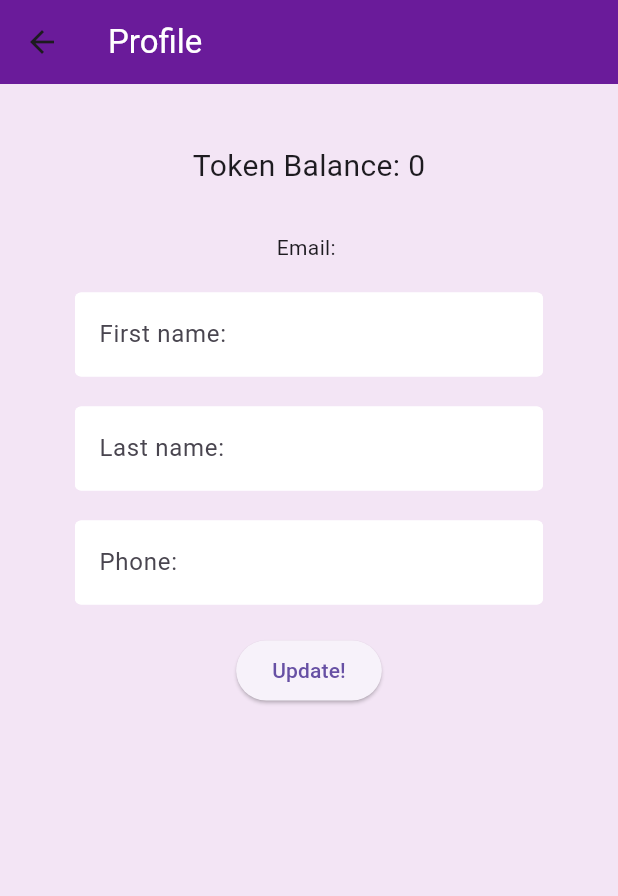
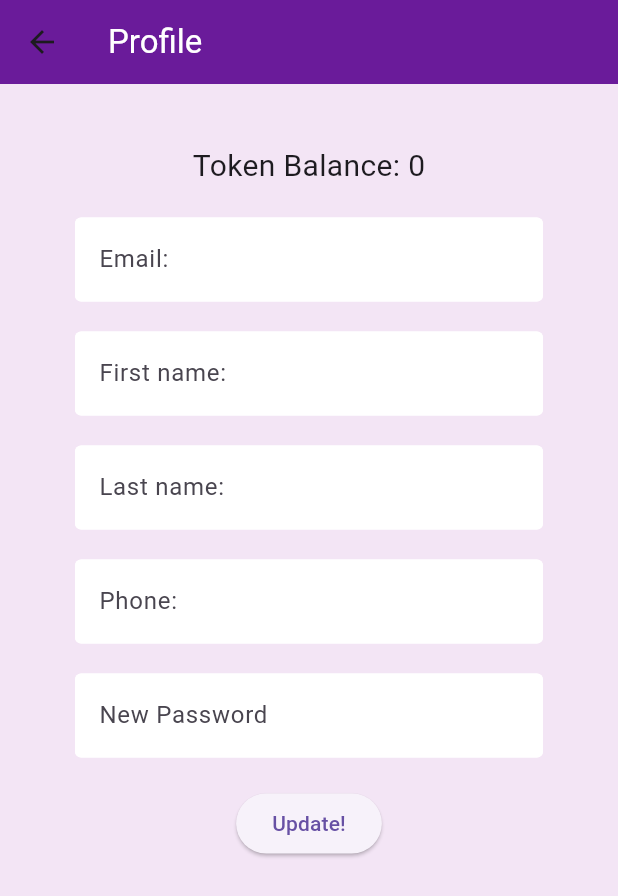
Before and after one commit to mnymkz/Winetopia, a Flutter app: the NewScreen screen opened directly, after a tap on "Update!", on a phone screen of 412 x 824 dp. Shown: the top 896 px of the screen. Run offline on Flutter 3.47's test engine with Material 3 defaults, Android fonts, the phone set to English and light mode, and no system bars; our stand-ins replace cloud_firestore, firebase_auth, firebase_core, flutter_spinkit; missing offline and left inert: nfc_manager; accounts and stored records are empty; network calls fail.

Commit message:
feat: changing email and password
error handling from changing email of firebase auth needed further check

```diff
--- a/lib/screens/profile.dart
+++ b/lib/screens/profile.dart
@@ -25,7 +25,7 @@ class _NewScreenState extends State<NewScreen> {
   bool loading = false;
 
   //text field state
-  //String email = '';
+  String email = '';
   String password = '';
   String fname = '';
   String lname = '';
@@ -59,19 +59,19 @@ class _NewScreenState extends State<NewScreen> {
                   children: <Widget>[
                     SizedBox(height: 20.0,),
                     Text('Token Balance: ${userData?.tokenAmount}', style: TextStyle(fontSize: 20),),
-                    SizedBox(height: 30.0,),
-                    Text('Email: ${userData?.email}'),
-                    // SizedBox(height: 20.0,),
-                    // TextFormField(
-                    //   decoration: textImportDecoration.copyWith(hintText: 'Email: ${userData?.email}'),
-                    //   validator:(val) => val!.isEmpty ? 'Please enter an Email' : null,
-                    //   //every time the text field in the form have a change, this function is triggered
-                    //   onChanged: (val){
-                    //     setState(() {
-                    //       email = val;
-                    //     });
-                    //   },
-                    // ),
+
+                    SizedBox(height: 20.0,),
+                    TextFormField(
+                      decoration: textImportDecoration.copyWith(hintText: 'Email: ${userData?.email}'),
+                      //validator:(val) => val!.isEmpty ? 'Please enter an Email' : null,
+                      //every time the text field in the form have a change, this function is triggered
+                      onChanged: (val){
+                        setState(() {
+                          email = val;
+                        });
+                      },
+                    ),
+
                     SizedBox(height: 20.0,),
                     TextFormField(
                       decoration: textImportDecoration.copyWith(hintText: 'First name: ${userData?.fname}'),
@@ -106,18 +106,19 @@ class _NewScreenState extends State<NewScreen> {
                         });
                       },
                     ),
-                    // Changing password feature will be develope in the future
-                    // SizedBox(height: 20.0,),
-                    // TextFormField(
-                    //   decoration: textImportDecoration.copyWith(hintText: 'New Password'),
-                    //   obscureText: true, //hiding the text (for password)
-                    //   validator:(val) => val!.length < 6 ? 'Your Password needs to be atleast 6 characters' : null,
-                    //   onChanged: (val){
-                    //     setState(() {
-                    //       password = val;
-                    //     });
-                    //   },
-                    // ),
+
+                    SizedBox(height: 20.0,),
+                    TextFormField(
+                      decoration: textImportDecoration.copyWith(hintText: 'New Password'),
+                      obscureText: true, //hiding the text (for password)
+                      validator:(val) => (val!.length < 6 && val.isNotEmpty)? 'Your Password needs to be atleast 6 characters' : null,
+                      onChanged: (val){
+                        setState(() {
+                          password = val;
+                        });
+                      },
+                    ),
+
                     SizedBox(height: 20.0,),
                     ElevatedButton(
                       style: ElevatedButton.styleFrom(
@@ -128,19 +129,81 @@ class _NewScreenState extends State<NewScreen> {
                           setState(() {
                             loading = true;
                           });
-                          if(fname == '')
-                          {
-                            fname = userData!.fname;
+
+                          if(password != ''){
+                            dynamic result_password = await _auth.updatePassword(password);
+                            if(result_password == null){
+                              setState(() {
+                                if(_auth.firebaseErrorCode == 'requires-recent-login'){
+                                  error = 'Changging password requires recent authentication. Please log in again!';
+                                }
+                              });
+                            }
+                            password = '';
                           }
-                          if(lname == '')
-                          {
-                            lname = userData!.lname;
+
+                          if(email != ''){
+                            print('email: ' + email);
+                            //updating email for authentication
+                            dynamic result_email_auth = await _auth.updateEmail(email);
+                            //handling error from firebase auth is not working!
+                            if(result_email_auth == null){
+                              //handling error from firebase response
+                              //for more error type, plz visit: https://firebase.google.com/docs/auth/admin/errors
+                              setState(() {
+                                print(_auth.firebaseErrorCode.toString());
+                                if(_auth.firebaseErrorCode == 'user-token-expried'){
+                                  error = 'Changging Email requires recent authentication. Please log in again!';
+                                }
+                                if(_auth.firebaseErrorCode == 'invalid-email'){
+                                  error = 'Invalid email';
+                                }
+                                else if(_auth.firebaseErrorCode == 'email-already-in-use'){
+                                  error = 'This email is already in use';
+                                }
+                                else{
+                                  error = 'Update fail! Please try again latter!';
+                                }
+                              });
+                            }
+                            //updating email in firebase
+                            dynamic result_email = await DataBaseService(uid: user!.uid).updateEmail(email);
+                            email = '';
                           }
-                          if(phone == '')
-                          {
-                            phone = userData!.phone;
+
+                          if(fname != ''){
+                            dynamic result = await DataBaseService(uid: user!.uid).updateFirstName(fname);
+                            fname = '';
                           }
-                          dynamic result = await DataBaseService(uid: user!.uid).updateUserData(userData!.email, fname, lname, phone, userData!.tokenAmount);
+
+                          if(lname != ''){
+                            dynamic result = await DataBaseService(uid: user!.uid).updateLastName(lname);
+                            lname = '';
+                          }
+
+                          if(phone != ''){
+                            dynamic result = await DataBaseService(uid: user!.uid).updatePhone(phone);
+                            phone = '';
+                          }
+
+                          // if(email == '')
+                          // {
+                          //   email = userData!.email;
+                          // }
+                          // if(fname == '')
+                          // {
+                          //   fname = userData!.fname;
+                          // }
+                          // if(lname == '')
+                          // {
+                          //   lname = userData!.lname;
+                          // }
+                          // if(phone == '')
+                          // {
+                          //   phone = userData!.phone;
+                          // }
+
+                          // dynamic result = await DataBaseService(uid: user!.uid).updateProfile(email, fname, lname, phone);
                           setState(() {
                             loading = false;
                           });
@@ -167,7 +230,7 @@ class _NewScreenState extends State<NewScreen> {
               title: Text('Profile'),
             ),
             body: Center(
-              child: Text('test screen'),
+              child: Text('Something happend with firebase!'),
             ),
           );
         }
```
Also changed, not shown: lib/screens/home/attendee.dart (+45 -45 lines), lib/services/auth.dart (+14 -3 lines), lib/services/database.dart (+38 -3 lines).
